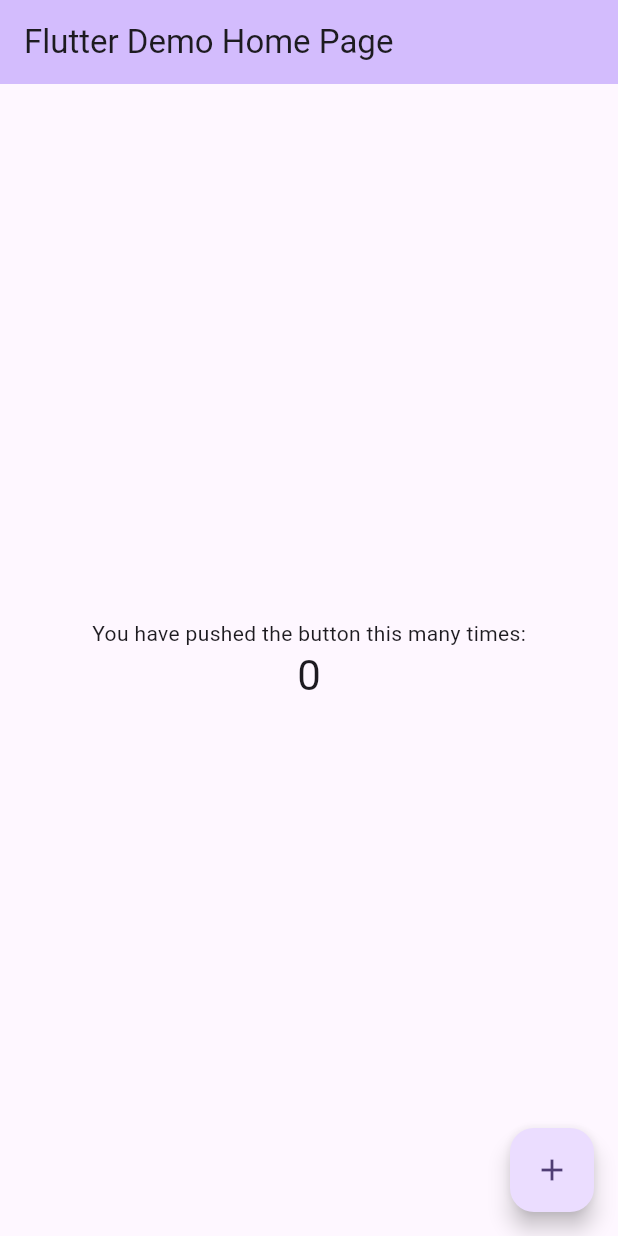
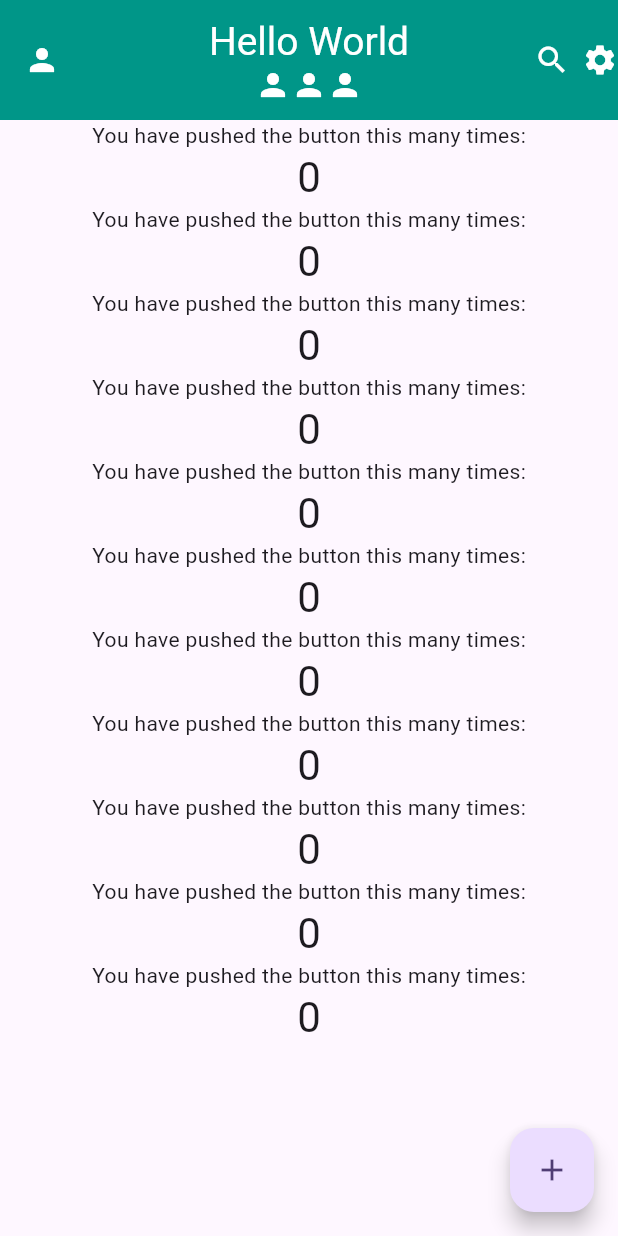
Before and after one commit to mohamednour2020/g_02, a Flutter app: the screen it shows after launch, on a phone screen of 412 x 824 dp. Run offline on Flutter 3.47's test engine with Material 3 defaults, Android fonts, the phone set to English and light mode, and no system bars.

Commit message:
session 1 -flutter

```diff
--- a/lib/main.dart
+++ b/lib/main.dart
@@ -11,41 +11,16 @@ class MyApp extends StatelessWidget {
   @override
   Widget build(BuildContext context) {
     return MaterialApp(
+      debugShowCheckedModeBanner: false,
       title: 'Flutter Demo',
-      theme: ThemeData(
-        // This is the theme of your application.
-        //
-        // TRY THIS: Try running your application with "flutter run". You'll see
-        // the application has a purple toolbar. Then, without quitting the app,
-        // try changing the seedColor in the colorScheme below to Colors.green
-        // and then invoke "hot reload" (save your changes or press the "hot
-        // reload" button in a Flutter-supported IDE, or press "r" if you used
-        // the command line to start the app).
-        //
-        // Notice that the counter didn't reset back to zero; the application
-        // state is not lost during the reload. To reset the state, use hot
-        // restart instead.
-        //
-        // This works for code too, not just values: Most code changes can be
-        // tested with just a hot reload.
-        colorScheme: .fromSeed(seedColor: Colors.deepPurple),
-      ),
-      home: const MyHomePage(title: 'Flutter Demo Home Page'),
+      theme: ThemeData(colorScheme: .fromSeed(seedColor: Colors.deepPurple)),
+      home: const MyHomePage(title: 'G02 project'),
     );
   }
 }
 
 class MyHomePage extends StatefulWidget {
   const MyHomePage({super.key, required this.title});
-
-  // This widget is the home page of your application. It is stateful, meaning
-  // that it has a State object (defined below) that contains fields that affect
-  // how it looks.
-
-  // This class is the configuration for the state. It holds the values (in this
-  // case the title) provided by the parent (in this case the App widget) and
-  // used by the build method of the State. Fields in a Widget subclass are
-  // always marked "final".
 
   final String title;
 
@@ -58,53 +33,86 @@ class _MyHomePageState extends State<MyHomePage> {
 
   void _incrementCounter() {
     setState(() {
-      // This call to setState tells the Flutter framework that something has
-      // changed in this State, which causes it to rerun the build method below
-      // so that the display can reflect the updated values. If we changed
-      // _counter without calling setState(), then the build method would not be
-      // called again, and so nothing would appear to happen.
       _counter++;
     });
   }
 
   @override
   Widget build(BuildContext context) {
-    // This method is rerun every time setState is called, for instance as done
-    // by the _incrementCounter method above.
-    //
-    // The Flutter framework has been optimized to make rerunning build methods
-    // fast, so that you can just rebuild anything that needs updating rather
-    // than having to individually change instances of widgets.
     return Scaffold(
       appBar: AppBar(
-        // TRY THIS: Try changing the color here to a specific color (to
-        // Colors.amber, perhaps?) and trigger a hot reload to see the AppBar
-        // change color while the other colors stay the same.
-        backgroundColor: Theme.of(context).colorScheme.inversePrimary,
-        // Here we take the value from the MyHomePage object that was created by
-        // the App.build method, and use it to set our appbar title.
-        title: Text(widget.title),
+        backgroundColor: Colors.teal,
+        toolbarHeight: 80,
+        title: Column(mainAxisAlignment: .spaceBetween,
+          children: [
+            Text("Hello World",style: TextStyle(color: Colors.white,fontSize: 26),),
+            Row(
+              mainAxisAlignment: .center,
+              children: [
+                Icon(Icons.person,color: Colors.white,),
+                Icon(Icons.person,color: Colors.white,),
+                Icon(Icons.person,color: Colors.white,),
+              ],
+            ),
+          ],
+        ),
+        centerTitle: true,
+        leading:Icon(Icons.person,color: Colors.white,),
+        actions: [
+          Icon(Icons.search,color: Colors.white,),
+          SizedBox(width: 8,),
+          Icon(Icons.settings,color: Colors.white,),
+        ],
+
       ),
-      body: Center(
-        // Center is a layout widget. It takes a single child and positions it
-        // in the middle of the parent.
+      body: SizedBox(
+        height: MediaQuery.of(context).size.height,
+        width: MediaQuery.of(context).size.width,
         child: Column(
-          // Column is also a layout widget. It takes a list of children and
-          // arranges them vertically. By default, it sizes itself to fit its
-          // children horizontally, and tries to be as tall as its parent.
-          //
-          // Column has various properties to control how it sizes itself and
-          // how it positions its children. Here we use mainAxisAlignment to
-          // center the children vertically; the main axis here is the vertical
-          // axis because Columns are vertical (the cross axis would be
-          // horizontal).
-          //
-          // TRY THIS: Invoke "debug painting" (choose the "Toggle Debug Paint"
-          // action in the IDE, or press "p" in the console), to see the
-          // wireframe for each widget.
-          mainAxisAlignment: .center,
+          crossAxisAlignment: .center,
+          mainAxisAlignment: .start,
           children: [
             const Text('You have pushed the button this many times:'),
+            Text(
+              '$_counter',
+              style: Theme.of(context).textTheme.headlineMedium,
+            ), const Text('You have pushed the button this many times:'),
+            Text(
+              '$_counter',
+              style: Theme.of(context).textTheme.headlineMedium,
+            ), const Text('You have pushed the button this many times:'),
+            Text(
+              '$_counter',
+              style: Theme.of(context).textTheme.headlineMedium,
+            ), const Text('You have pushed the button this many times:'),
+            Text(
+              '$_counter',
+              style: Theme.of(context).textTheme.headlineMedium,
+            ), const Text('You have pushed the button this many times:'),
+            Text(
+              '$_counter',
+              style: Theme.of(context).textTheme.headlineMedium,
+            ), const Text('You have pushed the button this many times:'),
+            Text(
+              '$_counter',
+              style: Theme.of(context).textTheme.headlineMedium,
+            ), const Text('You have pushed the button this many times:'),
+            Text(
+              '$_counter',
+              style: Theme.of(context).textTheme.headlineMedium,
+            ), const Text('You have pushed the button this many times:'),
+            Text(
+              '$_counter',
+              style: Theme.of(context).textTheme.headlineMedium,
+            ), const Text('You have pushed the button this many times:'),
+            Text(
+              '$_counter',
+              style: Theme.of(context).textTheme.headlineMedium,
+            ), const Text('You have pushed the button this many times:'),
+            Text(
+              '$_counter',
+              style: Theme.of(context).textTheme.headlineMedium,
+            ), const Text('You have pushed the button this many times:'),
             Text(
               '$_counter',
               style: Theme.of(context).textTheme.headlineMedium,
```
